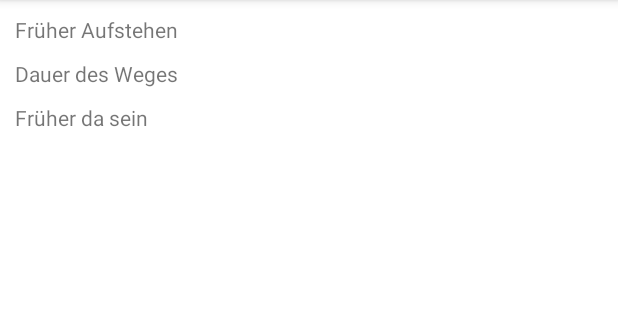
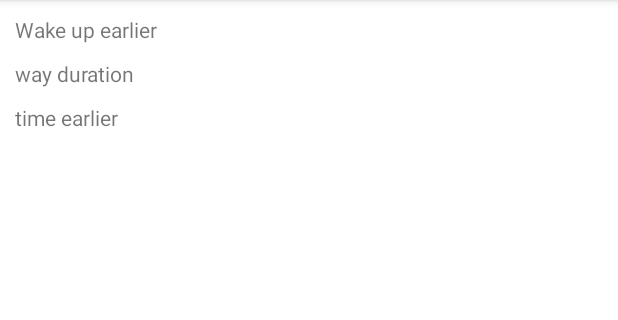
Before and after one commit to Gnuhry/student-alarm, an Android app: the fragment SettingsFragment placed in its activity, item 3 of the bottom bar chosen, on a phone screen of 412 x 824 dp, the part 84-404 px from its top. Run offline under Robolectric (Android 15) with nearby library versions, the phone set to English and light mode, and no system bars; our stand-ins replace androidx.preference.

Commit message:
Cleaning string.xml and PreferenceKeys

```diff
--- a/app/src/main/java/com/example/studentalarm/Alarm.java
+++ b/app/src/main/java/com/example/studentalarm/Alarm.java
@@ -27,7 +27,7 @@ public class Alarm {
             AlarmManager alarmMgr = (AlarmManager) context.getSystemService(Context.ALARM_SERVICE);
             PendingIntent alarmIntent = PendingIntent.getBroadcast(context, 0, new Intent(context, AlarmReceiver.class), 0);
             alarmMgr.set(AlarmManager.RTC_WAKEUP, time.getTimeInMillis(), alarmIntent);
-            PreferenceManager.getDefaultSharedPreferences(context).edit().putLong("ALARM_TIME",time.getTimeInMillis()).apply();
+            PreferenceManager.getDefaultSharedPreferences(context).edit().putLong(PreferenceKeys.ALARM_TIME,time.getTimeInMillis()).apply();
             Toast.makeText(context, "Alarm is set", Toast.LENGTH_SHORT).show();
             Log.d("ALARM", "Set alarm to " + time.getTimeInMillis());
         } else {
@@ -39,7 +39,7 @@ public class Alarm {
      * cancel the alarm
      */
     public static void cancelAlarm(Context context){
-        PreferenceManager.getDefaultSharedPreferences(context).edit().putLong("ALARM_TIME",0).apply();
+        PreferenceManager.getDefaultSharedPreferences(context).edit().putLong(PreferenceKeys.ALARM_TIME,0).apply();
         ((AlarmManager) context.getSystemService(Context.ALARM_SERVICE)).cancel(PendingIntent.getBroadcast(context, 0, new Intent(context, AlarmReceiver.class), 0));
     }
 
--- a/app/src/main/java/com/example/studentalarm/Fragments/AlarmFragment.java
+++ b/app/src/main/java/com/example/studentalarm/Fragments/AlarmFragment.java
@@ -8,6 +8,7 @@ import android.view.ViewGroup;
 import android.widget.TextView;
 
 import com.example.studentalarm.Import.Lecture_Schedule;
+import com.example.studentalarm.PreferenceKeys;
 import com.example.studentalarm.R;
 import com.google.android.material.dialog.MaterialAlertDialogBuilder;
 
@@ -47,7 +48,7 @@ public class AlarmFragment extends Fragment {
                     .setCancelable(true)
                     .show();
         }
-        long time = PreferenceManager.getDefaultSharedPreferences(getContext()).getLong("ALARM_TIME", 0);
+        long time = PreferenceManager.getDefaultSharedPreferences(getContext()).getLong(PreferenceKeys.ALARM_TIME, 0);
         if (time != 0 && time > Calendar.getInstance().getTimeInMillis()) {
             TextView txVTimer = view.findViewById(R.id.txVCountdown);
             timer = new CountDownTimer(time - Calendar.getInstance().getTimeInMillis(), 1000) {
--- a/app/src/main/java/com/example/studentalarm/Fragments/SchoolFragment.java
+++ b/app/src/main/java/com/example/studentalarm/Fragments/SchoolFragment.java
@@ -12,6 +12,7 @@ import android.view.WindowManager;
 import android.widget.EditText;
 
 import com.example.studentalarm.AlarmManager;
+import com.example.studentalarm.PreferenceKeys;
 import com.example.studentalarm.R;
 
 import androidx.fragment.app.Fragment;
@@ -31,9 +32,9 @@ public class SchoolFragment extends Fragment {
     public View onCreateView(LayoutInflater inflater, ViewGroup container,
                              Bundle savedInstanceState) {
         View view = inflater.inflate(R.layout.fragment_school, container, false);
-        view.findViewById(R.id.txVBefore).setOnClickListener(v -> NumberDialog(getContext(), "Before", "BEFORE"));
-        view.findViewById(R.id.txtWay).setOnClickListener(v -> NumberDialog(getContext(), "Way", "WAY"));
-        view.findViewById(R.id.txtAfter).setOnClickListener(v -> NumberDialog(getContext(), "After", "AFTER"));
+        view.findViewById(R.id.txVBefore).setOnClickListener(v -> NumberDialog(getContext(), getString(R.string.before), PreferenceKeys.BEFORE));
+        view.findViewById(R.id.txtWay).setOnClickListener(v -> NumberDialog(getContext(), getString(R.string.way), PreferenceKeys.WAY));
+        view.findViewById(R.id.txtAfter).setOnClickListener(v -> NumberDialog(getContext(), getString(R.string.after), PreferenceKeys.AFTER));
         return view;
     }
 
--- a/app/src/main/java/com/example/studentalarm/Fragments/SettingsFragment.java
+++ b/app/src/main/java/com/example/studentalarm/Fragments/SettingsFragment.java
@@ -6,6 +6,7 @@ import android.os.Bundle;
 import com.example.studentalarm.AlarmManager;
 import com.example.studentalarm.Import.Import;
 import com.example.studentalarm.Import.Lecture_Schedule;
+import com.example.studentalarm.PreferenceKeys;
 import com.example.studentalarm.R;
 import com.google.android.material.dialog.MaterialAlertDialogBuilder;
 
@@ -23,15 +24,15 @@ public class SettingsFragment extends PreferenceFragmentCompat {
     @Override
     public void onCreatePreferences(Bundle savedInstanceState, String rootKey) {
         setPreferencesFromResource(R.xml.root_preferences, rootKey);
-        boolean bool = getPreferenceManager().getSharedPreferences().getBoolean("ALARM_ON", false);
+        boolean bool = getPreferenceManager().getSharedPreferences().getBoolean(PreferenceKeys.ALARM_ON, false);
 
         //---------------Init----------------------------------
-        alarm_on = findPreference("ALARM_ON");
-        alarm_phone = findPreference("ALARM_PHONE");
-        alarm_change = findPreference("ALARM_CHANGE");
-        auto_import = findPreference("AUTO_IMPORT");
+        alarm_on = findPreference(PreferenceKeys.ALARM_ON);
+        alarm_phone = findPreference(PreferenceKeys.ALARM_PHONE);
+        alarm_change = findPreference(PreferenceKeys.ALARM_CHANGE);
+        auto_import = findPreference(PreferenceKeys.AUTO_IMPORT);
         import_ = findPreference("IMPORT");
-        import_delete_all = findPreference("IMPORT_DELETE_ALL");
+        import_delete_all = findPreference(PreferenceKeys.IMPORT_DELETE_ALL);
 
         if (alarm_on == null || alarm_phone == null || alarm_change == null || auto_import == null || import_ == null || import_delete_all == null)
             return;
@@ -39,7 +40,7 @@ public class SettingsFragment extends PreferenceFragmentCompat {
         alarm_on.setOnPreferenceChangeListener((preference, newValue) -> {
             alarm_phone.setEnabled((Boolean) newValue);
             alarm_change.setEnabled((Boolean) newValue);
-            getPreferenceManager().getSharedPreferences().edit().putBoolean("ALARM_ON",(Boolean)newValue).apply();
+            getPreferenceManager().getSharedPreferences().edit().putBoolean(PreferenceKeys.ALARM_ON,(Boolean)newValue).apply();
             if ((Boolean) newValue) AlarmManager.SetNextAlarm(getContext());
             else AlarmManager.CancelNextAlarm(getContext());
             return true;
@@ -50,10 +51,10 @@ public class SettingsFragment extends PreferenceFragmentCompat {
             if (getContext() == null) return false;
             if ((Boolean) newValue)
                 new MaterialAlertDialogBuilder(getContext())
-                        .setTitle(R.string.alarm_in_phone_app)
+                        .setTitle(R.string.alarm_in_phone_watch_app)
                         .setMessage(R.string.if_alarm_is_set_in_phone_alarm_app_this_application_can_not_delete_it)
                         .setPositiveButton(R.string.ok, (dialogInterface, i) -> {
-                            getPreferenceManager().getSharedPreferences().edit().putBoolean("ALARM_PHONE", true).apply();
+                            getPreferenceManager().getSharedPreferences().edit().putBoolean(PreferenceKeys.ALARM_PHONE, true).apply();
                             Reload();
                             AlarmManager.UpdateNextAlarm(getContext());
                         })
@@ -61,7 +62,7 @@ public class SettingsFragment extends PreferenceFragmentCompat {
                         .setCancelable(true)
                         .show();
             else {
-                PreferenceManager.getDefaultSharedPreferences(getContext()).edit().putBoolean("ALARM_PHONE", (Boolean) newValue).apply();
+                PreferenceManager.getDefaultSharedPreferences(getContext()).edit().putBoolean(PreferenceKeys.ALARM_PHONE, (Boolean) newValue).apply();
                 AlarmManager.UpdateNextAlarm(getContext());
                 return false;
             }
@@ -72,10 +73,10 @@ public class SettingsFragment extends PreferenceFragmentCompat {
 
         import_.setSummaryProvider(preference -> {
             SharedPreferences preferences = getPreferenceManager().getSharedPreferences();
-            int mode = preferences.getInt("Mode", Import.ImportFunction.NONE);
+            int mode = preferences.getInt(PreferenceKeys.MODE, Import.ImportFunction.NONE);
             StringBuilder sb = new StringBuilder(Import.ImportFunction.imports.get(mode));
             if (mode == Import.ImportFunction.ICS)
-                sb.append(" - ").append(preferences.getString("Link", null));
+                sb.append(" - ").append(preferences.getString(PreferenceKeys.LINK, null));
             return sb.toString();
         });
         import_.setOnPreferenceClickListener(preference -> {
@@ -86,7 +87,7 @@ public class SettingsFragment extends PreferenceFragmentCompat {
             return true;
         });
 
-        if (getPreferenceManager().getSharedPreferences().getInt("Mode", Import.ImportFunction.NONE) == Import.ImportFunction.NONE)
+        if (getPreferenceManager().getSharedPreferences().getInt(PreferenceKeys.MODE, Import.ImportFunction.NONE) == Import.ImportFunction.NONE)
             auto_import.setEnabled(false);
         auto_import.setOnPreferenceChangeListener((preference, newValue) -> {
             if (getContext() == null) return false;
--- a/app/src/main/java/com/example/studentalarm/Import/Import.java
+++ b/app/src/main/java/com/example/studentalarm/Import/Import.java
@@ -5,6 +5,7 @@ import android.app.PendingIntent;
 import android.content.Context;
 import android.content.Intent;
 
+import com.example.studentalarm.PreferenceKeys;
 import com.example.studentalarm.Receiver.ImportReceiver;
 
 import java.util.Arrays;
@@ -47,7 +48,7 @@ public class Import {
      */
     public static Lecture_Schedule ImportLecture(Context context) {
         Lecture_Schedule lecture_schedule = Lecture_Schedule.Load(context);
-        switch (PreferenceManager.getDefaultSharedPreferences(context).getInt("Mode", 0)) {
+        switch (PreferenceManager.getDefaultSharedPreferences(context).getInt(PreferenceKeys.MODE, 0)) {
             case 0:
                 return lecture_schedule;
             case 1:
@@ -63,7 +64,7 @@ public class Import {
      * @return the new lecture schedule
      */
     private static Lecture_Schedule ICSImport(Context context, Lecture_Schedule lecture_schedule) {
-        String link = PreferenceManager.getDefaultSharedPreferences(context).getString("Link", null);
+        String link = PreferenceManager.getDefaultSharedPreferences(context).getString(PreferenceKeys.LINK, null);
         if (link == null) return lecture_schedule;
         ICS ics = new ICS(link, true);
         if (ics.isSuccessful()) {
--- a/app/src/main/java/com/example/studentalarm/Receiver/AlarmReceiver.java
+++ b/app/src/main/java/com/example/studentalarm/Receiver/AlarmReceiver.java
@@ -65,8 +65,8 @@ public class AlarmReceiver extends BroadcastReceiver {
     private void createNotificationChannel(Context context) {
 
         if (Build.VERSION.SDK_INT >= Build.VERSION_CODES.O) {
-            CharSequence name = "Alarm";//context.getString(R.string.channel_name);
-            String description = "Alarm";//context.getString(R.string.channel_description);
+            CharSequence name = context.getString(R.string.alarm);
+            String description = context.getString(R.string.alarm);
             int importance = NotificationManager.IMPORTANCE_DEFAULT;
             NotificationChannel channel = new NotificationChannel(CHANNEL_ID, name, importance);
             channel.setDescription(description);
--- a/app/src/main/java/com/example/studentalarm/Receiver/BootReceiver.java
+++ b/app/src/main/java/com/example/studentalarm/Receiver/BootReceiver.java
@@ -7,6 +7,7 @@ import android.content.SharedPreferences;
 
 import com.example.studentalarm.AlarmManager;
 import com.example.studentalarm.Import.Import;
+import com.example.studentalarm.PreferenceKeys;
 
 import androidx.preference.PreferenceManager;
 
@@ -19,7 +20,7 @@ public class BootReceiver extends BroadcastReceiver {
     public void onReceive(Context context, Intent intent) {
         if (intent.getAction().equals("android.intent.action.BOOT_COMPLETED")) {
             SharedPreferences preferences= PreferenceManager.getDefaultSharedPreferences(context);
-            if(preferences.getBoolean("AUTO_IMPORT",false))
+            if(preferences.getBoolean(PreferenceKeys.AUTO_IMPORT,false))
                 Import.SetTimer(context);
             AlarmManager.SetNextAlarm(context);
         }
--- a/app/src/main/java/com/example/studentalarm/Receiver/NetworkReceiver.java
+++ b/app/src/main/java/com/example/studentalarm/Receiver/NetworkReceiver.java
@@ -4,12 +4,14 @@ import android.content.BroadcastReceiver;
 import android.content.Context;
 import android.content.Intent;
 
+import com.example.studentalarm.PreferenceKeys;
+
 import androidx.preference.PreferenceManager;
 
 public class NetworkReceiver extends BroadcastReceiver {
     @Override
     public void onReceive(Context context, Intent intent) {
-        if (PreferenceManager.getDefaultSharedPreferences(context).getBoolean("AUTO_IMPORT", false))
+        if (PreferenceManager.getDefaultSharedPreferences(context).getBoolean(PreferenceKeys.AUTO_IMPORT, false))
             new ImportReceiver().onReceive(context, intent);
     }
 }
--- a/app/src/main/res/layout/fragment_school.xml
+++ b/app/src/main/res/layout/fragment_school.xml
@@ -28,7 +28,7 @@
                 android:layout_height="wrap_content"
                 android:layout_weight="1"
                 android:layout_marginBottom="10dp"
-                android:text="Früher Aufstehen" />
+                android:text="@string/wake_up_earlier" />
 
             <TextView
                 android:id="@+id/txtWay"
@@ -36,14 +36,14 @@
                 android:layout_height="wrap_content"
                 android:layout_weight="1"
                 android:layout_marginBottom="10dp"
-                android:text="Dauer des Weges" />
+                android:text="@string/way_duration" />
 
             <TextView
                 android:id="@+id/txtAfter"
                 android:layout_width="match_parent"
                 android:layout_height="wrap_content"
                 android:layout_weight="1"
-                android:text="Früher da sein" />
+                android:text="@string/time_earlier" />
 
         </LinearLayout>
 
--- a/app/src/main/res/layout/number_input.xml
+++ b/app/src/main/res/layout/number_input.xml
@@ -9,5 +9,6 @@
             android:selectAllOnFocus="true"
             android:layout_marginLeft="10dp"
             android:layout_marginRight="10dp"
-            android:importantForAutofill="no" />
+            android:importantForAutofill="no"
+            android:hint="@string/number"/>
 </FrameLayout>
--- a/app/src/main/res/values/strings.xml
+++ b/app/src/main/res/values/strings.xml
@@ -4,45 +4,53 @@
     <string name="lecture">Lecture</string>
     <string name="settings">Settings</string>
     <string name="personal">Personal</string>
-    <string name="alarm_settings">Alarm Settings</string>
+
+    <!--Settings-->
     <string name="alarm_in_phone_watch_app">Alarm in phone watch app</string>
+    <string name="change_alarm_if_lecture_is_changing">Change alarm, if lecture is changing</string>
+    <string name="create_alarm_for_the_next_day">Create Alarm for the next day</string>
+    <string name="if_alarm_is_set_in_phone_alarm_app_this_application_can_not_delete_it">If alarm is set in phone alarm app, this application can not delete it!</string>
+
     <string name="import_settings">Import Settings</string>
     <string name="link_to_file">Link to file</string>
     <string name="automatic_daily_import">Automatic daily import</string>
-    <string name="link_address">link address</string>
-    <string name="change_alarm_if_lecture_is_changing">Change alarm, if lecture is changing</string>
     <string name="address">http://www.</string>
     <string name="string_is_not_a_valid_url">String is not a valid URL</string>
-    <string name="discard">DISCARD</string>
+    <string name="delete_all_import_events">Delete all import events</string>
+    <string name="missing_checked_valid_url">Missing checked valid url</string>
+    <string name="do_you_want_to_delete_all_import_events">Do you want to delete all import events?</string>
     <string name="cancel">@android:string/cancel</string>
-    <string name="discard_changes">Discard Changes?</string>
-    <string name="do_you_want_to_discard_the_link_changes">Do you want to discard the link changes?</string>
     <string name="check">Check</string>
-    <string name="string_is_no_link_to_an_ics_file">string is no link to an ics file</string>
-    <string name="string_is_valid_url_to_an_ics_file">string is valid URL to an ics file</string>
-    <string name="error">Error</string>
-    <string name="create_alarm_for_the_next_day">Create Alarm for the next day</string>
-    <string name="delete_all_import_events">Delete all import events</string>
-    <string name="delete_import_events">Delete import events</string>
-    <string name="do_you_want_to_delete_all_the_import_events">Do you want to delete all the import events?</string>
-    <string name="yes">YES</string>
-    <string name="no">NO</string>
-    <string name="status">Status</string>
     <string name="save">Save</string>
     <string name="none">None</string>
     <string name="ics">ICS</string>
-    <string name="missing_checked_valid_url">Missing checked valid url</string>
     <string name="delete_all">Delete all</string>
-    <string name="do_you_want_to_delete_all_import_events">Do you want to delete all import events?</string>
     <string name="delete">Delete</string>
-    <string name="alarm_in_phone_app">Alarm in phone app</string>
-    <string name="if_alarm_is_set_in_phone_alarm_app_this_application_can_not_delete_it">If alarm is set in phone alarm app, this application can not delete it!</string>
-    <string name="ok">OK</string>
+    <string name="import_">Import</string>
+
+    <!--Alarm-->
     <string name="next_alarm_in">Next alarm in</string>
     <string name="time">%d h - %d min</string>
     <string name="zero_time">00 h - 00 min</string>
     <string name="no_alarm_set">No alarm set</string>
     <string name="alarm_at">Alarm at: %1$s</string>
+
+    <!--Notification permission-->
     <string name="notification_permission_missing">Notification permission missing</string>
     <string name="notification_permission_are_missing_without_them_the_alarm_will_not_work_properly">Notification permissions are missing. Without them the alarm will not work properly</string>
+
+    <!--Personal-->
+    <string name="wake_up_earlier">Wake up earlier</string>
+    <string name="way_duration">way duration</string>
+    <string name="time_earlier">time earlier</string>
+    <string name="before">Before</string>
+    <string name="way">Way</string>
+    <string name="after">After</string>
+
+    <!---->
+    <string name="status">Status</string>
+    <string name="ok">OK</string>
+    <string name="number">number</string>
+
+
 </resources>
--- a/app/src/main/res/xml/root_preferences.xml
+++ b/app/src/main/res/xml/root_preferences.xml
@@ -21,14 +21,14 @@
     <PreferenceCategory app:title="Import">
         <Preference
             android:key="IMPORT"
-            app:title="Import" />
+            app:title="@string/import_" />
         <SwitchPreference
             android:defaultValue="false"
             android:key="AUTO_IMPORT"
-            android:title="Automatic import" />
+            android:title="@string/automatic_daily_import" />
         <Preference
             android:key="IMPORT_DELETE_ALL"
-            app:title="Delete all Import events" />
+            app:title="@string/delete_all_import_events" />
     </PreferenceCategory>
 
 </PreferenceScreen>
```
Also changed, not shown: app/src/main/java/com/example/studentalarm/AlarmManager.java (+6 -6 lines), app/src/main/java/com/example/studentalarm/Fragments/ImportDialog.java (+6 -5 lines), app/src/main/java/com/example/studentalarm/PreferenceKeys.java (added, +15 -0 lines).
